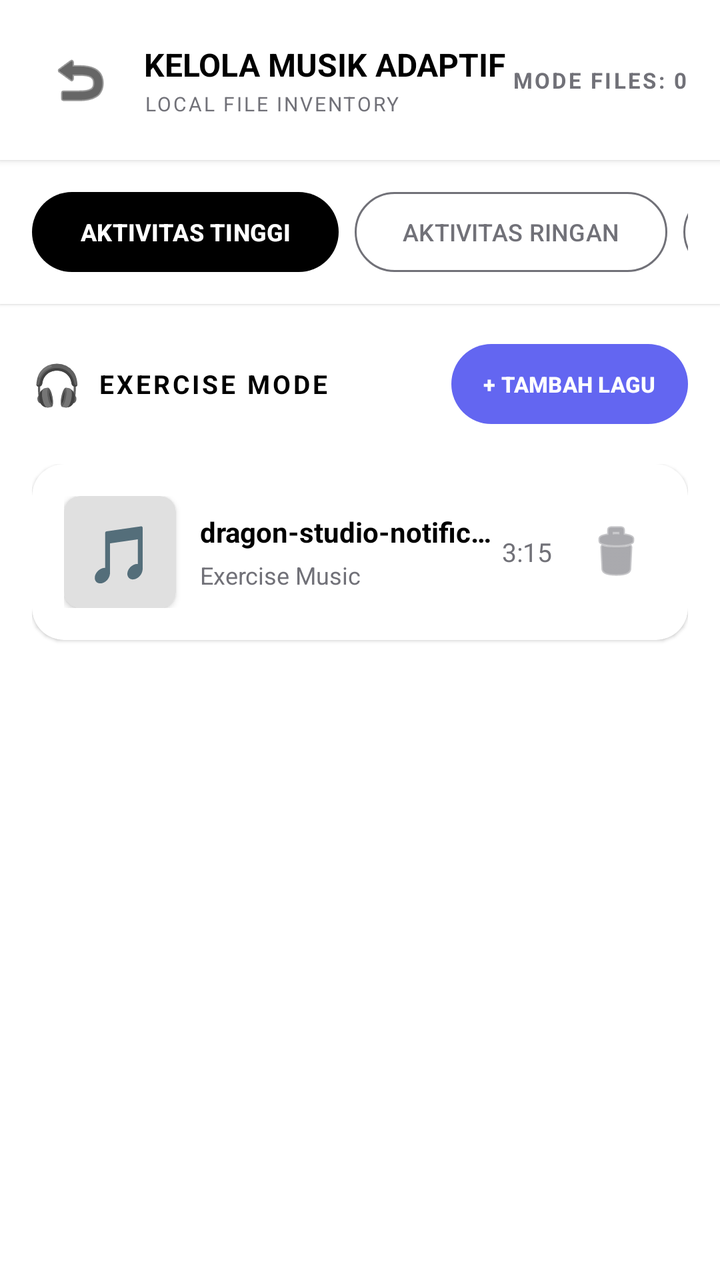
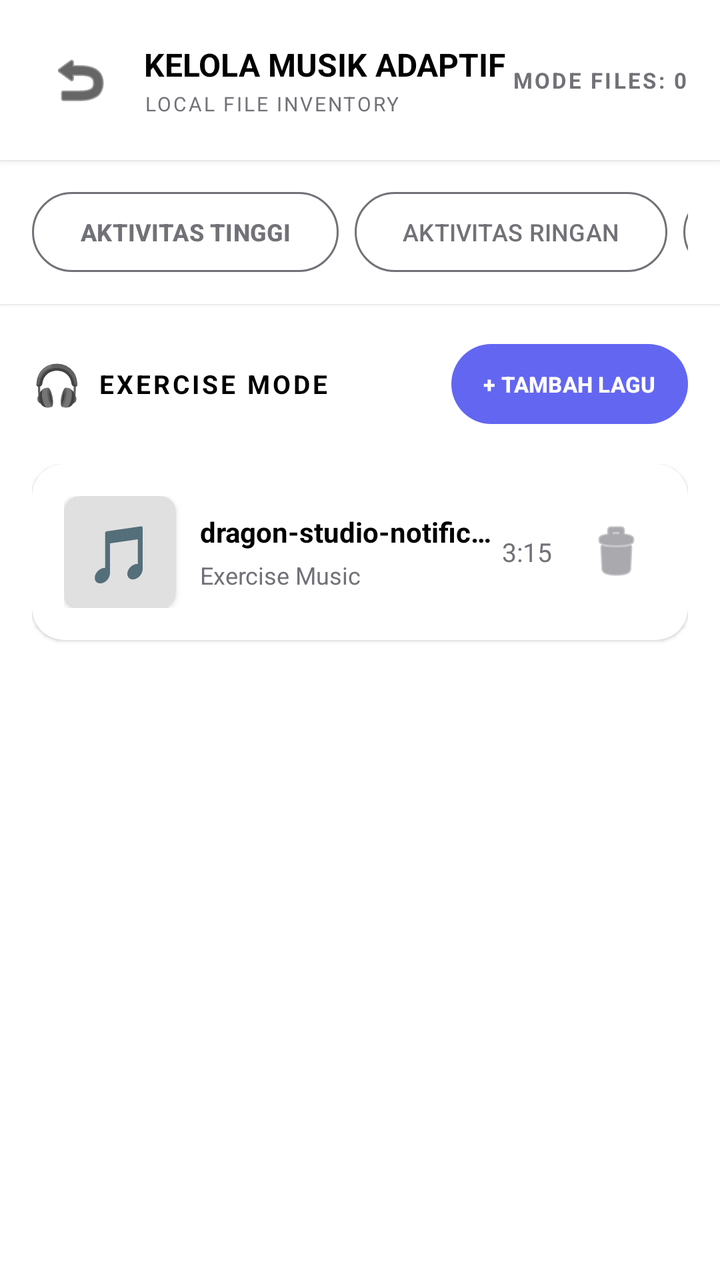

An Android layout rendered at two revisions. The XML below is the earlier revision; the diff shows what the commit changed to produce the second picture.
<!-- AndroidManifest.xml: application theme Theme.AdaptifyWearOs -->
<!-- res/layout/activity_music_picker.xml -->
<?xml version="1.0" encoding="utf-8"?>
<LinearLayout xmlns:android="http://schemas.android.com/apk/res/android"
    xmlns:app="http://schemas.android.com/apk/res-auto"
    android:layout_width="match_parent"
    android:layout_height="match_parent"
    android:orientation="vertical"
    android:background="@color/surface_white">

    
    <LinearLayout
        android:layout_width="match_parent"
        android:layout_height="wrap_content"
        android:orientation="horizontal"
        android:gravity="center_vertical"
        android:padding="16dp"
        android:background="@color/surface_white"
        android:elevation="2dp">

        
        <ImageButton
            android:id="@+id/btnBack"
            android:layout_width="48dp"
            android:layout_height="48dp"
            android:src="@android:drawable/ic_menu_revert"
            android:background="?attr/selectableItemBackgroundBorderless"
            android:contentDescription="Back"
            android:tint="@color/text_dark" />

        
        <LinearLayout
            android:layout_width="0dp"
            android:layout_height="wrap_content"
            android:layout_weight="1"
            android:orientation="vertical"
            android:layout_marginStart="8dp">

            <TextView
                android:layout_width="wrap_content"
                android:layout_height="wrap_content"
                android:text="KELOLA MUSIK ADAPTIF"
                android:textSize="16sp"
                android:textStyle="bold"
                android:textColor="@color/text_dark" />

            <TextView
                android:layout_width="wrap_content"
                android:layout_height="wrap_content"
                android:text="LOCAL FILE INVENTORY"
                android:textSize="10sp"
                android:textColor="@color/text_gray"
                android:letterSpacing="0.1"
                android:layout_marginTop="2dp" />
        </LinearLayout>

        
        <TextView
            android:id="@+id/tvFileCount"
            android:layout_width="wrap_content"
            android:layout_height="wrap_content"
            android:text="MODE FILES: 0"
            android:textSize="11sp"
            android:textStyle="bold"
            android:textColor="@color/text_gray"
            android:letterSpacing="0.1" />
    </LinearLayout>

    
    <HorizontalScrollView
        android:layout_width="match_parent"
        android:layout_height="wrap_content"
        android:scrollbars="none"
        android:background="@color/surface_white"
        android:elevation="1dp"
        android:paddingHorizontal="16dp"
        android:paddingVertical="12dp">

        <LinearLayout
            android:layout_width="wrap_content"
            android:layout_height="wrap_content"
            android:orientation="horizontal">

            <com.google.android.material.button.MaterialButton
                android:id="@+id/tabExercise"
                style="@style/Widget.Material3.Button"
                android:layout_width="wrap_content"
                android:layout_height="wrap_content"
                android:text="AKTIVITAS TINGGI"
                android:textSize="12sp"
                android:textStyle="bold"
                android:textColor="@color/surface_white"
                app:backgroundTint="@color/text_dark"
                app:cornerRadius="20dp"
                android:layout_marginEnd="8dp"
                android:paddingHorizontal="24dp" />

            <com.google.android.material.button.MaterialButton
                android:id="@+id/tabLowActivity"
                style="@style/Widget.Material3.Button.OutlinedButton"
                android:layout_width="wrap_content"
                android:layout_height="wrap_content"
                android:text="AKTIVITAS RINGAN"
                android:textSize="12sp"
                android:textColor="@color/text_gray"
                app:cornerRadius="20dp"
                app:strokeColor="@color/text_gray"
                android:layout_marginEnd="8dp"
                android:paddingHorizontal="24dp" />

            <com.google.android.material.button.MaterialButton
                android:id="@+id/tabRelax"
                style="@style/Widget.Material3.Button.OutlinedButton"
                android:layout_width="wrap_content"
                android:layout_height="wrap_content"
                android:text="SANTAI"
                android:textSize="12sp"
                android:textColor="@color/text_gray"
                app:cornerRadius="20dp"
                app:strokeColor="@color/text_gray"
                android:paddingHorizontal="24dp" />
        </LinearLayout>
    </HorizontalScrollView>

    
    <ScrollView
        android:layout_width="match_parent"
        android:layout_height="0dp"
        android:layout_weight="1"
        android:fillViewport="true">

        <LinearLayout
            android:layout_width="match_parent"
            android:layout_height="wrap_content"
            android:orientation="vertical"
            android:padding="16dp">

            
            <LinearLayout
                android:layout_width="match_parent"
                android:layout_height="wrap_content"
                android:orientation="horizontal"
                android:gravity="center_vertical"
                android:layout_marginBottom="16dp">

                <TextView
                    android:layout_width="wrap_content"
                    android:layout_height="wrap_content"
                    android:text="🎧"
                    android:textSize="20sp"
                    android:layout_marginEnd="8dp" />

                <TextView
                    android:id="@+id/tvModeHeader"
                    android:layout_width="0dp"
                    android:layout_height="wrap_content"
                    android:layout_weight="1"
                    android:text="EXERCISE MODE"
                    android:textSize="13sp"
                    android:textStyle="bold"
                    android:textColor="@color/text_dark"
                    android:letterSpacing="0.1" />

                
                <com.google.android.material.button.MaterialButton
                    android:id="@+id/btnAddMusic"
                    style="@style/Widget.Material3.Button"
                    android:layout_width="wrap_content"
                    android:layout_height="wrap_content"
                    android:text="+ TAMBAH LAGU"
                    android:textSize="11sp"
                    android:textStyle="bold"
                    android:textColor="@color/surface_white"
                    app:backgroundTint="@color/accent_purple"
                    app:cornerRadius="20dp"
                    android:paddingHorizontal="16dp"
                    android:paddingVertical="8dp" />
            </LinearLayout>

            
            <LinearLayout
                android:id="@+id/musicListContainer"
                android:layout_width="match_parent"
                android:layout_height="wrap_content"
                android:orientation="vertical">

                
                <androidx.cardview.widget.CardView
                    android:layout_width="match_parent"
                    android:layout_height="wrap_content"
                    android:layout_marginBottom="12dp"
                    app:cardCornerRadius="16dp"
                    app:cardElevation="1dp"
                    app:cardBackgroundColor="@color/surface_white">

                    <LinearLayout
                        android:layout_width="match_parent"
                        android:layout_height="wrap_content"
                        android:orientation="horizontal"
                        android:gravity="center_vertical"
                        android:padding="16dp">

                        
                        <androidx.cardview.widget.CardView
                            android:layout_width="56dp"
                            android:layout_height="56dp"
                            app:cardCornerRadius="8dp"
                            app:cardBackgroundColor="#E0E0E0">

                            <TextView
                                android:layout_width="match_parent"
                                android:layout_height="match_parent"
                                android:text="🎵"
                                android:textSize="28sp"
                                android:gravity="center" />
                        </androidx.cardview.widget.CardView>

                        
                        <LinearLayout
                            android:layout_width="0dp"
                            android:layout_height="wrap_content"
                            android:layout_weight="1"
                            android:orientation="vertical"
                            android:layout_marginStart="12dp">

                            <TextView
                                android:layout_width="match_parent"
                                android:layout_height="wrap_content"
                                android:text="dragon-studio-notification-s..."
                                android:textSize="14sp"
                                android:textStyle="bold"
                                android:textColor="@color/text_dark"
                                android:ellipsize="end"
                                android:maxLines="1" />

                            <TextView
                                android:layout_width="wrap_content"
                                android:layout_height="wrap_content"
                                android:text="Exercise Music"
                                android:textSize="12sp"
                                android:textColor="@color/text_gray"
                                android:layout_marginTop="4dp" />
                        </LinearLayout>

                        
                        <TextView
                            android:layout_width="wrap_content"
                            android:layout_height="wrap_content"
                            android:text="3:15"
                            android:textSize="13sp"
                            android:textColor="@color/text_gray"
                            android:layout_marginEnd="12dp" />

                        
                        <ImageButton
                            android:layout_width="40dp"
                            android:layout_height="40dp"
                            android:src="@android:drawable/ic_menu_delete"
                            android:background="?attr/selectableItemBackgroundBorderless"
                            android:contentDescription="Delete"
                            android:tint="@color/text_gray" />
                    </LinearLayout>
                </androidx.cardview.widget.CardView>

                
                <TextView
                    android:id="@+id/tvEmptyState"
                    android:layout_width="match_parent"
                    android:layout_height="wrap_content"
                    android:text="Belum ada musik untuk mode ini.\nTap '+ TAMBAH LAGU' untuk menambahkan."
                    android:textSize="13sp"
                    android:textColor="@color/text_gray"
                    android:gravity="center"
                    android:padding="32dp"
                    android:visibility="gone" />

            </LinearLayout>

        </LinearLayout>
    </ScrollView>

</LinearLayout>
<!-- resources referenced by this layout -->
<resources>
  <color name="accent_purple">#6366F1</color>
  <color name="surface_white">#FFFFFF</color>
  <color name="text_dark">#000000</color>
  <color name="text_gray">#717178</color>
  <style name="Theme.AdaptifyWearOs" parent="Base.Theme.AdaptifyWearOs" />
  <style name="Base.Theme.AdaptifyWearOs" parent="Theme.Material3.DayNight.NoActionBar">
          <item name="android:windowBackground">@color/surface_bg</item>
          <item name="android:statusBarColor">@android:color/transparent</item>
          <item name="android:navigationBarColor">@android:color/transparent</item>
          <item name="android:windowDrawsSystemBarBackgrounds">true</item>
          <item name="android:windowLightStatusBar">false</item>
      </style>
  <color name="surface_bg">#011440</color>
</resources>

<!-- the commit's change to res/layout/activity_music_picker.xml (unified diff, before → after) -->
@@ -81,14 +81,14 @@
 
             <com.google.android.material.button.MaterialButton
                 android:id="@+id/tabExercise"
-                style="@style/Widget.Material3.Button"
+                style="@style/Widget.Material3.Button.OutlinedButton"
                 android:layout_width="wrap_content"
                 android:layout_height="wrap_content"
                 android:text="AKTIVITAS TINGGI"
                 android:textSize="12sp"
                 android:textStyle="bold"
-                android:textColor="@color/surface_white"
-                app:backgroundTint="@color/text_dark"
+                android:textColor="@color/text_gray"
+                app:strokeColor="@color/text_gray"
                 app:cornerRadius="20dp"
                 android:layout_marginEnd="8dp"
                 android:paddingHorizontal="24dp" />
